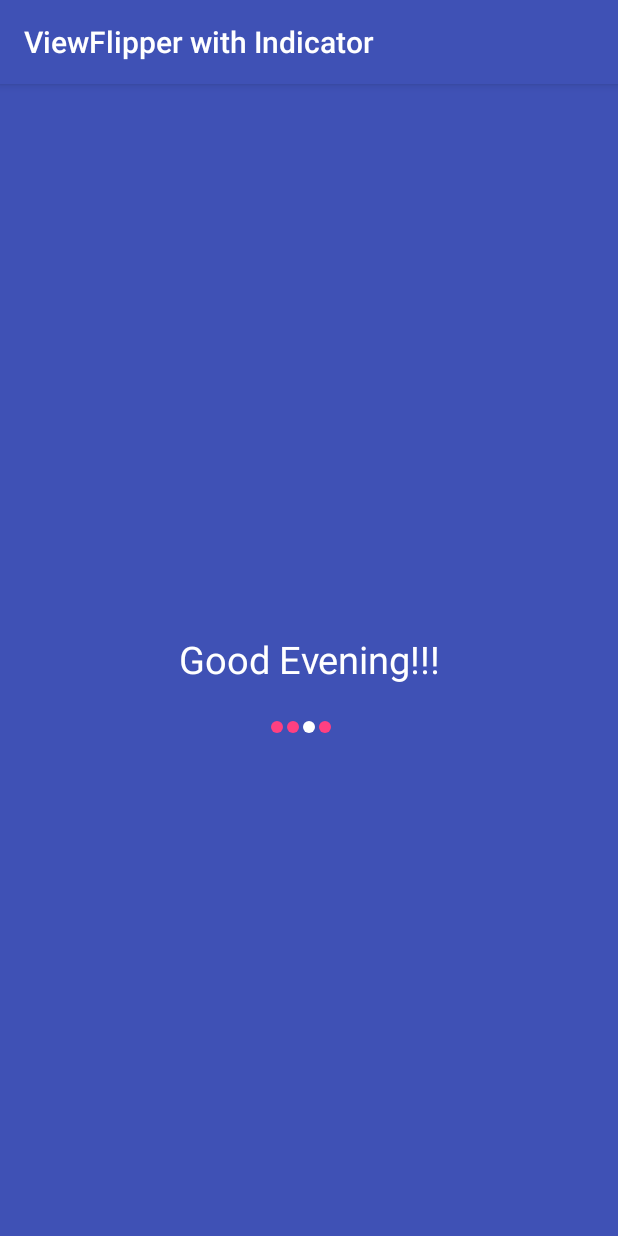
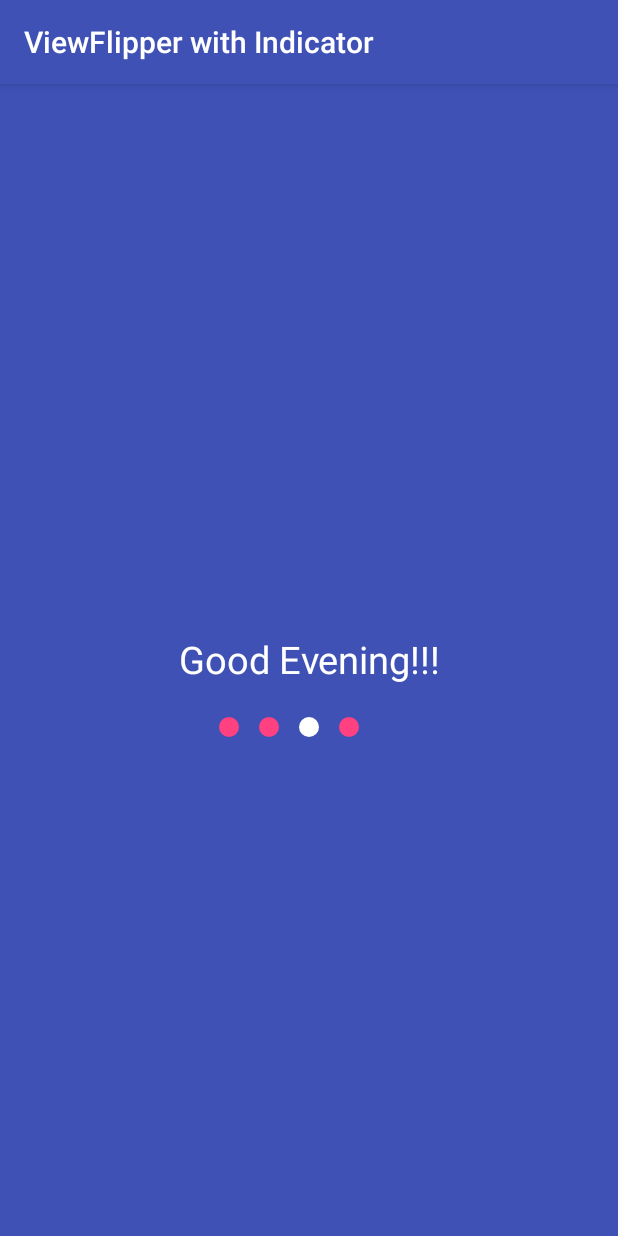
Before and after one commit to rabyunghwa/Android-ViewFlipper-wth-Position-Indicator, an Android app: the screen it shows after launch (MyActivity), on a phone screen of 412 x 824 dp. Run offline under Robolectric (Android 15) with nearby library versions, the phone set to English and light mode, and no system bars.

Commit message:
Modified some code. Added a few external APIs controlling the shape and color of the indicators.

```diff
--- a/app/src/main/java/com/byunghwa/demo/viewflipperwithindicator/MyActivity.java
+++ b/app/src/main/java/com/byunghwa/demo/viewflipperwithindicator/MyActivity.java
@@ -4,6 +4,7 @@ package com.byunghwa.demo.viewflipperwithindicator;
  * Created by ByungHwa on 8/19/2014.
  */
 
+import android.graphics.Paint;
 import android.os.Bundle;
 import android.os.Handler;
 import android.support.v7.app.AppCompatActivity;
@@ -11,12 +12,11 @@ import android.view.GestureDetector;
 import android.view.MotionEvent;
 import android.view.animation.Animation;
 import android.view.animation.AnimationUtils;
-import android.widget.ViewFlipper;
 
 
 public class MyActivity extends AppCompatActivity implements GestureDetector.OnGestureListener {
 
-    private ViewFlipper flipper;
+    private ViewFlipperIndicator flipper;
     private Animation lInAnim;
     private Animation lOutAnim;
 
@@ -43,7 +43,21 @@ public class MyActivity extends AppCompatActivity implements GestureDetector.OnG
         lInAnim = AnimationUtils.loadAnimation(this, R.anim.push_left_in);
         lOutAnim = AnimationUtils.loadAnimation(this, R.anim.push_left_out);
 
-        flipper = (ViewFlipper) findViewById(R.id.viewFlipper);
+        flipper = (ViewFlipperIndicator) findViewById(R.id.viewFlipper);
+
+        // set values radius and margin for view flipper indicators
+        flipper.setRadius(10);
+        flipper.setMargin(10);
+
+        // set colors for the indicators
+        Paint paint = new Paint();
+        paint.setColor(getResources().getColor(android.R.color.white));
+        flipper.setPaintCurrent(paint);
+
+        paint = new Paint();
+        paint.setColor(getResources().getColor(R.color.pink_a200));
+        flipper.setPaintNormal(paint);
+
         flipper.setInAnimation(lInAnim);
         flipper.setOutAnimation(lOutAnim);
         flipper.setAutoStart(true);
--- a/app/src/main/java/com/byunghwa/demo/viewflipperwithindicator/ViewFlipperIndicator.java
+++ b/app/src/main/java/com/byunghwa/demo/viewflipperwithindicator/ViewFlipperIndicator.java
@@ -13,12 +13,45 @@ import android.widget.ViewFlipper;
 
 public class ViewFlipperIndicator extends ViewFlipper {
 
-    private Paint paint = new Paint();
-    private Context mContext;
+    private Paint paintCurrent, paintNormal;
+
+    private int radius;
+    private int margin;
 
     public ViewFlipperIndicator(Context context, AttributeSet attrs) {
         super(context, attrs);
-        mContext = context;
+    }
+
+    public int getRadius() {
+        return radius;
+    }
+
+    public void setRadius(int radius) {
+        this.radius = radius;
+    }
+
+    public int getMargin() {
+        return margin;
+    }
+
+    public void setMargin(int margin) {
+        this.margin = margin;
+    }
+
+    public Paint getPaintCurrent() {
+        return paintCurrent;
+    }
+
+    public void setPaintCurrent(Paint paintCurrent) {
+        this.paintCurrent = paintCurrent;
+    }
+
+    public Paint getPaintNormal() {
+        return paintNormal;
+    }
+
+    public void setPaintNormal(Paint paintNormal) {
+        this.paintNormal = paintNormal;
     }
 
     @Override
@@ -26,8 +59,6 @@ public class ViewFlipperIndicator extends ViewFlipper {
         super.dispatchDraw(canvas);
         int width = getWidth();
 
-        float margin = 2;
-        float radius = 6;
         float cx = width / 2 - ((radius + margin) * 2 * getChildCount() / 2);
         float cy = getHeight() - 15;
 
@@ -35,13 +66,11 @@ public class ViewFlipperIndicator extends ViewFlipper {
 
         for (int i = 0; i < getChildCount(); i++) {
             if (i == getDisplayedChild()) {
-                paint.setColor(mContext.getResources().getColor(android.R.color.white));
-                canvas.drawCircle(cx, cy, radius, paint);
+                canvas.drawCircle(cx, cy, getRadius(), getPaintCurrent());
             } else {
-                paint.setColor(mContext.getResources().getColor(R.color.pink_a200));
-                canvas.drawCircle(cx, cy, radius, paint);
+                canvas.drawCircle(cx, cy, getRadius(), getPaintNormal());
             }
-            cx += 2 * (radius + margin);
+            cx += 2 * (getRadius() + getMargin());
         }
         canvas.restore();
     }
```
